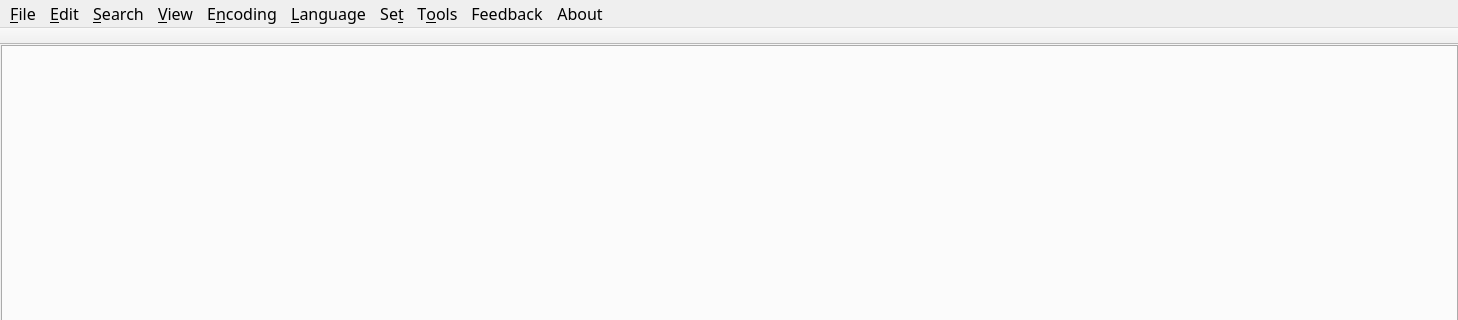
Above: src/cceditor/ccnotepad.ui from x2009again/notepad-- before the change; both pictures show x 0 to 1458 and y 0 to 320 of the 1458 by 789 pixel window. Below: the same form after it.
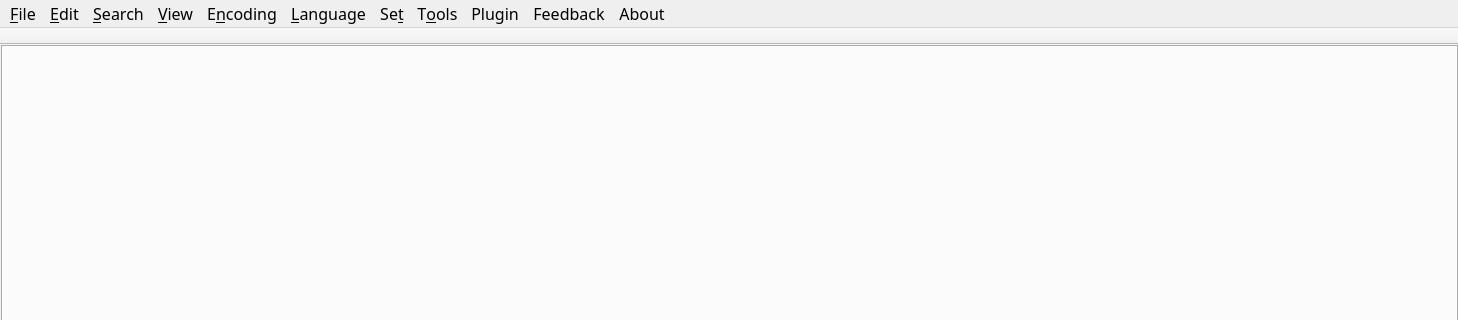
That is the form after the change. Icons and pictures are not drawn.

```diff
--- a/src/cceditor/ccnotepad.ui
+++ b/src/cceditor/ccnotepad.ui
@@ -507,6 +507,12 @@
      <string>T&amp;ools</string>
     </property>
    </widget>
+   <widget class="QMenu" name="menuPlugin">
+    <property name="title">
+     <string>Plugin</string>
+    </property>
+    <addaction name="actionPlugin_Manager"/>
+   </widget>
    <addaction name="menuFile"/>
    <addaction name="menuEdit"/>
    <addaction name="menuSearch"/>
@@ -515,6 +521,7 @@
    <addaction name="menuLanguage"/>
    <addaction name="menuSet"/>
    <addaction name="menuTools"/>
+   <addaction name="menuPlugin"/>
    <addaction name="menuCompare"/>
    <addaction name="menuAbout"/>
    <addaction name="menuAbout_2"/>
```
Left out of the diff: 21 changed lines with no effect on the pictures.
